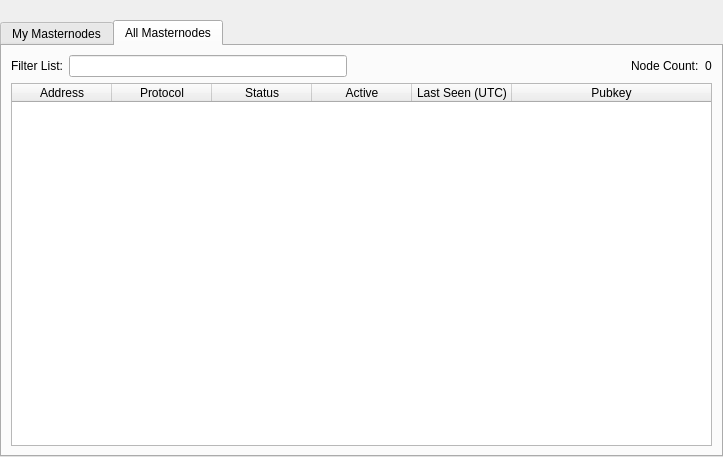
First picture: the form in src/qt/forms/masternodelist.ui, repository VibookCoin/vibook, before the edit.
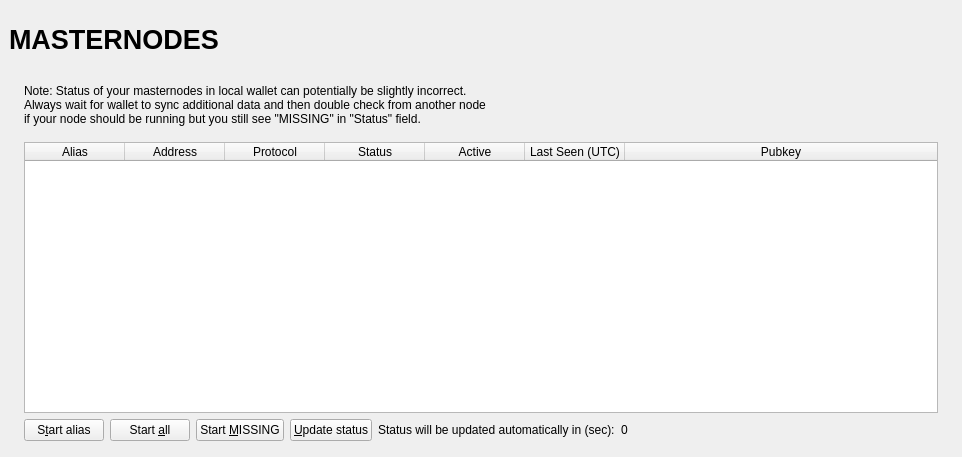
Second picture: the form after the edit. The open tabs and pages were chosen to show the change.

The edit to the form file:
```diff
--- a/src/qt/forms/masternodelist.ui
+++ b/src/qt/forms/masternodelist.ui
@@ -6,17 +6,37 @@
    <rect>
     <x>0</x>
     <y>0</y>
-    <width>723</width>
+    <width>962</width>
     <height>457</height>
    </rect>
   </property>
   <property name="windowTitle">
    <string>Form</string>
   </property>
-  <layout class="QVBoxLayout" name="topLayout">
+  <layout class="QVBoxLayout" name="topLayout" stretch="0">
    <property name="leftMargin">
+    <number>9</number>
+   </property>
+   <property name="topMargin">
+    <number>9</number>
+   </property>
+   <property name="rightMargin">
+    <number>9</number>
+   </property>
+   <property name="bottomMargin">
+    <number>9</number>
+   </property>
+   <item>
+    <layout class="QVBoxLayout" name="verticalLayout_Master" stretch="0,1">
+     <property name="spacing">
     <number>0</number>
    </property>
+     <item>
+      <widget class="QFrame" name="frame_Header">
+       <layout class="QVBoxLayout" name="verticalLayout_4">
+        <property name="leftMargin">
+         <number>0</number>
+        </property>
    <property name="topMargin">
     <number>0</number>
    </property>
@@ -27,37 +47,121 @@
     <number>0</number>
    </property>
    <item>
+         <layout class="QHBoxLayout" name="horizontalLayout_Header" stretch="1,0,1">
+          <item>
+           <widget class="QLabel" name="labelOverviewHeaderLeft">
+            <property name="minimumSize">
+             <size>
+              <width>464</width>
+              <height>60</height>
+             </size>
+            </property>
+            <property name="maximumSize">
+             <size>
+              <width>16777215</width>
+              <height>60</height>
+             </size>
+            </property>
+            <property name="font">
+             <font>
+              <pointsize>20</pointsize>
+              <weight>75</weight>
+              <bold>true</bold>
+             </font>
+            </property>
+            <property name="text">
+             <string>MASTERNODES</string>
+            </property>
+           </widget>
+          </item>
+          <item>
+           <spacer name="horizontalSpacer">
+            <property name="orientation">
+             <enum>Qt::Horizontal</enum>
+            </property>
+            <property name="sizeHint" stdset="0">
+             <size>
+              <width>40</width>
+              <height>20</height>
+             </size>
+            </property>
+           </spacer>
+          </item>
+          <item>
+           <widget class="QLabel" name="labelOverviewHeaderRight">
+            <property name="minimumSize">
+             <size>
+              <width>464</width>
+              <height>60</height>
+             </size>
+            </property>
+            <property name="maximumSize">
+             <size>
+              <width>16777215</width>
+              <height>60</height>
+             </size>
+            </property>
+            <property name="font">
+             <font>
+              <pointsize>14</pointsize>
+             </font>
+            </property>
+            <property name="text">
+             <string/>
+            </property>
+            <property name="alignment">
+             <set>Qt::AlignRight|Qt::AlignTrailing|Qt::AlignVCenter</set>
+            </property>
+           </widget>
+          </item>
+         </layout>
+        </item>
+       </layout>
+      </widget>
+     </item>
+     <item>
+      <widget class="QFrame" name="frame_BG">
+       <layout class="QVBoxLayout" name="verticalLayout_3">
+        <property name="leftMargin">
+         <number>6</number>
+        </property>
+        <property name="topMargin">
+         <number>6</number>
+        </property>
+        <property name="rightMargin">
+         <number>6</number>
+        </property>
+        <property name="bottomMargin">
+         <number>6</number>
+        </property>
+        <item>
+         <widget class="QFrame" name="frame_Content">
     <layout class="QVBoxLayout" name="verticalLayout">
+           <property name="spacing">
+            <number>0</number>
+           </property>
+           <property name="leftMargin">
+            <number>0</number>
+           </property>
+           <property name="topMargin">
+            <number>0</number>
+           </property>
+           <property name="rightMargin">
+            <number>0</number>
+           </property>
      <property name="bottomMargin">
       <number>0</number>
      </property>
      <item>
-      <spacer name="horizontalSpacer0">
-       <property name="orientation">
-        <enum>Qt::Horizontal</enum>
-       </property>
-       <property name="sizeHint" stdset="0">
-        <size>
-         <width>make40</width>
-         <height>20</height>
-        </size>
-       </property>
-      </spacer>
-     </item>
-     <item>
-      <widget class="QTabWidget" name="tabWidget">
-       <property name="currentIndex">
-        <number>0</number>
-       </property>
-       <widget class="QWidget" name="tabMyMasternodes">
-        <attribute name="title">
-         <string>My Masternodes</string>
-        </attribute>
         <layout class="QGridLayout" name="gridLayout_2">
+             <property name="spacing">
+              <number>2</number>
+             </property>
          <item row="0" column="0">
+              <widget class="QFrame" name="frameList">
           <layout class="QVBoxLayout" name="verticalLayout_2">
            <property name="bottomMargin">
-            <number>0</number>
+                 <number>1</number>
            </property>
            <item>
             <layout class="QHBoxLayout" name="horizontalLayout_note">
@@ -73,6 +177,22 @@
              </item>
             </layout>
            </item>
+                <item>
+                 <spacer name="verticalSpacer">
+                  <property name="orientation">
+                   <enum>Qt::Vertical</enum>
+                  </property>
+                  <property name="sizeType">
+                   <enum>QSizePolicy::Fixed</enum>
+                  </property>
+                  <property name="sizeHint" stdset="0">
+                   <size>
+                    <width>20</width>
+                    <height>10</height>
+                   </size>
+                  </property>
+                 </spacer>
+                </item>
            <item>
             <widget class="QTableWidget" name="tableWidgetMyMasternodes">
              <property name="minimumSize">
@@ -239,153 +359,14 @@
             </layout>
            </item>
           </layout>
-         </item>
-        </layout>
-       </widget>
-       <widget class="QWidget" name="tabAllMasternodes">
-        <attribute name="title">
-         <string>All Masternodes</string>
-        </attribute>
-        <layout class="QGridLayout" name="gridLayout">
-         <item row="1" column="0">
-          <widget class="QTableWidget" name="tableWidgetMasternodes">
-           <property name="palette">
-            <palette>
-             <active>
-              <colorrole role="Text">
-               <brush brushstyle="SolidPattern">
-                <color alpha="255">
-                 <red>51</red>
-                 <green>51</green>
-                 <blue>51</blue>
-                </color>
-               </brush>
-              </colorrole>
-             </active>
-             <inactive>
-              <colorrole role="Text">
-               <brush brushstyle="SolidPattern">
-                <color alpha="255">
-                 <red>51</red>
-                 <green>51</green>
-                 <blue>51</blue>
-                </color>
-               </brush>
-              </colorrole>
-             </inactive>
-             <disabled>
-              <colorrole role="Text">
-               <brush brushstyle="SolidPattern">
-                <color alpha="255">
-                 <red>85</red>
-                 <green>85</green>
-                 <blue>85</blue>
-                </color>
-               </brush>
-              </colorrole>
-             </disabled>
-            </palette>
-           </property>
-           <property name="editTriggers">
-            <set>QAbstractItemView::NoEditTriggers</set>
-           </property>
-           <property name="alternatingRowColors">
-            <bool>true</bool>
-           </property>
-           <property name="selectionBehavior">
-            <enum>QAbstractItemView::SelectRows</enum>
-           </property>
-           <property name="sortingEnabled">
-            <bool>true</bool>
-           </property>
-           <attribute name="horizontalHeaderStretchLastSection">
-            <bool>true</bool>
-           </attribute>
-           <attribute name="ResizeMode">
-            <enum>QHeaderView::Interactive</enum>
-           </attribute>
-           <column>
-            <property name="text">
-             <string>Address</string>
-            </property>
-           </column>
-           <column>
-            <property name="text">
-             <string>Protocol</string>
-            </property>
-           </column>
-           <column>
-            <property name="text">
-             <string>Status</string>
-            </property>
-           </column>
-           <column>
-            <property name="text">
-             <string>Active</string>
-            </property>
-           </column>
-           <column>
-            <property name="text">
-             <string>Last Seen (UTC)</string>
-            </property>
-           </column>
-           <column>
-            <property name="text">
-             <string>Pubkey</string>
-            </property>
-           </column>
-          </widget>
-         </item>
-         <item row="0" column="0">
-          <layout class="QHBoxLayout" name="horizontalLayout_3">
-           <property name="bottomMargin">
-            <number>0</number>
-           </property>
-           <item>
-            <widget class="QLabel" name="label_filter">
-             <property name="text">
-              <string>Filter List:</string>
-             </property>
-            </widget>
-           </item>
-           <item>
-            <widget class="QLineEdit" name="filterLineEdit">
-             <property name="toolTip">
-              <string>Filter masternode list</string>
-             </property>
-            </widget>
-           </item>
-           <item>
-            <spacer name="horizontalSpacer_3">
-             <property name="orientation">
-              <enum>Qt::Horizontal</enum>
-             </property>
-             <property name="sizeHint" stdset="0">
-              <size>
-               <width>10</width>
-               <height>20</height>
-              </size>
-             </property>
-            </spacer>
-           </item>
-           <item>
-            <widget class="QLabel" name="label_count">
-             <property name="text">
-              <string>Node Count:</string>
-             </property>
-            </widget>
-           </item>
-           <item>
-            <widget class="QLabel" name="countLabel">
-             <property name="text">
-              <string>0</string>
-             </property>
-            </widget>
-           </item>
+              </widget>
+             </item>
           </layout>
          </item>
         </layout>
        </widget>
+        </item>
+       </layout>
       </widget>
      </item>
     </layout>
```
Left out of the diff: 3 changed lines with no effect on the pictures. Lines whose indentation alone changed are shown as unchanged.
